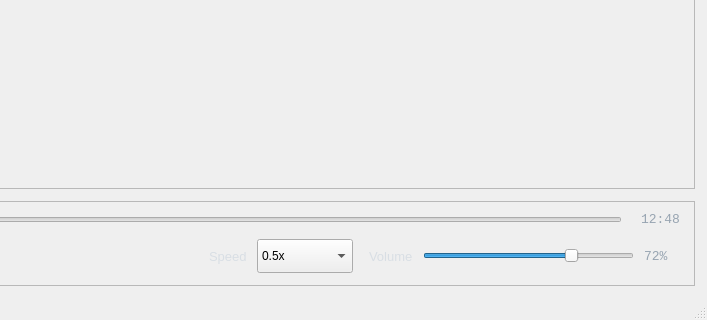
The window that mainwindow.ui (KNIGHT110S/QT-FFmeg) describes before a commit, drawn with Qt 5; both pictures show x 573 to 1280 and y 500 to 820 of the 1280 by 820 pixel window.
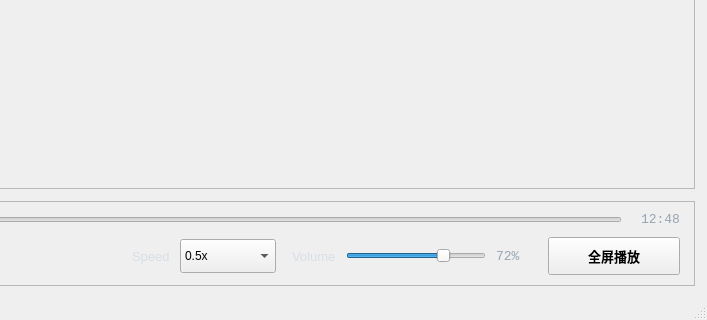
The same window after the commit.

Commit message: Add fullscreen mode toggle and control button

Patch:
```diff
--- a/mainwindow.ui
+++ b/mainwindow.ui
@@ -393,6 +393,30 @@
               </item>
              </layout>
             </item>
+            <item>
+             <widget class="QPushButton" name="fullscreenButton">
+              <property name="minimumSize">
+               <size>
+                <width>132</width>
+                <height>38</height>
+               </size>
+              </property>
+              <property name="font">
+               <font>
+                <family>Microsoft YaHei UI</family>
+                <pointsize>10</pointsize>
+                <weight>75</weight>
+                <bold>true</bold>
+               </font>
+              </property>
+              <property name="cursor">
+               <cursorShape>PointingHandCursor</cursorShape>
+              </property>
+              <property name="text">
+               <string>全屏播放</string>
+              </property>
+             </widget>
+            </item>
            </layout>
           </item>
          </layout>
```
The commit also changes 2 other files.
